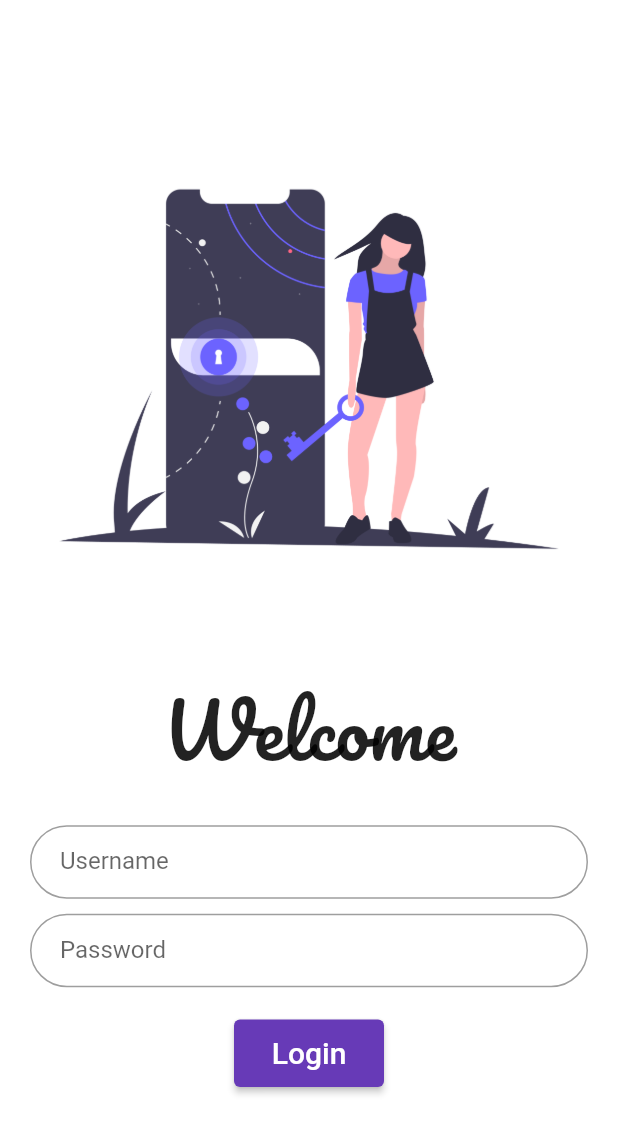
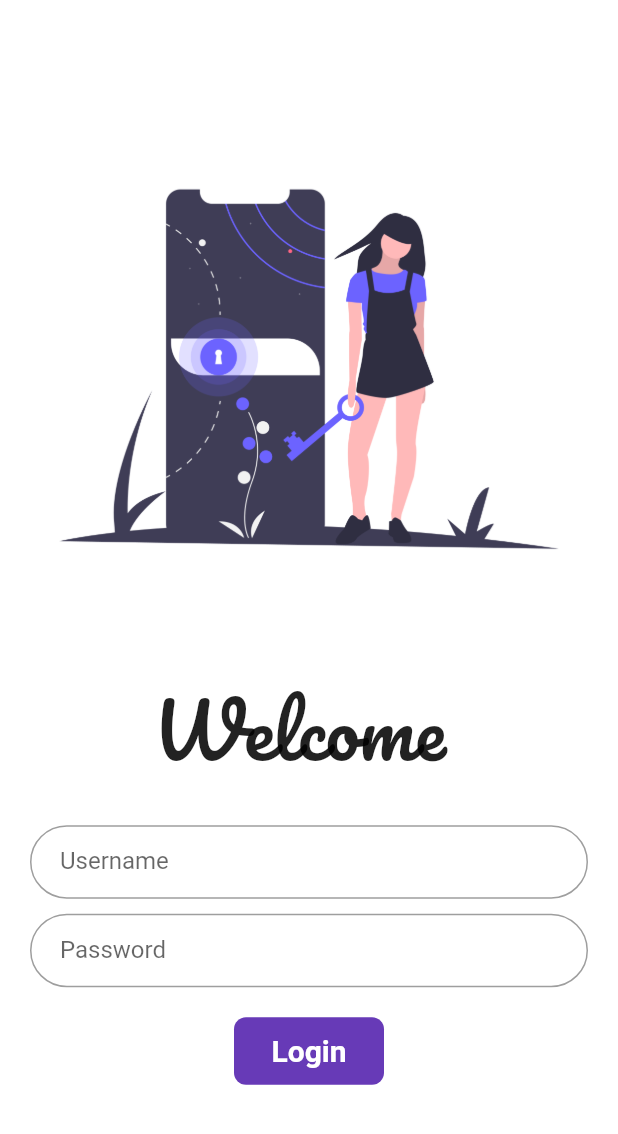
Before and after one commit to akshayhallagade/flutter_catalog, a Flutter app: the screen it shows after launch, on a phone screen of 412 x 824 dp. Shown: the top 1134 px of the screen. Run offline on Flutter 3.47's test engine with Material 2 defaults, Android fonts, the phone set to English and light mode, and no system bars; our stand-ins replace google_fonts.

Commit message:
Day6 Completed

```diff
--- a/lib/pages/login_page.dart
+++ b/lib/pages/login_page.dart
@@ -1,10 +1,20 @@
 // ignore_for_file: prefer_const_constructors
+
+import 'dart:ui';
 
 import "package:flutter/material.dart";
 import 'package:flutter_catalog/utilies/routes.dart';
 import 'package:google_fonts/google_fonts.dart';
 
-class LoginPage extends StatelessWidget {
+class LoginPage extends StatefulWidget {
+  @override
+  State<LoginPage> createState() => _LoginPageState();
+}
+
+class _LoginPageState extends State<LoginPage> {
+  String name = "";
+  bool changebutton = false;
+
   @override
   Widget build(BuildContext context) {
     return Material(
@@ -19,7 +29,7 @@ class LoginPage extends StatelessWidget {
             height: 50.0,
           ),
           Text(
-            "Welcome",
+            "Welcome $name",
             style: TextStyle(
               fontSize: 50,
               fontFamily: GoogleFonts.pacifico().fontFamily,
@@ -41,6 +51,10 @@ class LoginPage extends StatelessWidget {
                     border: OutlineInputBorder(
                         borderRadius: BorderRadius.circular(32.0)),
                   ),
+                  onChanged: (value) {
+                    name = value;
+                    setState(() {});
+                  },
                 ),
                 SizedBox(
                   height: 10.0,
@@ -61,15 +75,46 @@ class LoginPage extends StatelessWidget {
           SizedBox(
             height: 20.0,
           ),
-          ElevatedButton(
-            child: Text(
-              "Login",
-              style: TextStyle(fontSize: 20),
-            ),
-            style: TextButton.styleFrom(minimumSize: Size(100, 45)),
-            onPressed: () {
+          // ElevatedButton(
+          //   child: Text(
+          //     "Login",
+          //     style: TextStyle(fontSize: 20),
+          //   ),
+          //   style: TextButton.styleFrom(minimumSize: Size(100, 45)),
+          //   onPressed: () {
+          //     Navigator.pushNamed(context, MyRoutes.homeRoute);
+          //   },
+          // ),
+          InkWell(
+            onTap: () async {
+              setState(() {
+                changebutton = true;
+              });
+              await Future.delayed(Duration(seconds: 1));
               Navigator.pushNamed(context, MyRoutes.homeRoute);
             },
+            child: AnimatedContainer(
+                duration: Duration(seconds: 1),
+                width: changebutton ? 50 : 100,
+                height: 45,
+                child: changebutton
+                    ? Icon(
+                        Icons.done,
+                        color: Colors.white,
+                      )
+                    : Text(
+                        "Login",
+                        style: TextStyle(
+                            color: Colors.white,
+                            fontSize: 20,
+                            fontWeight: FontWeight.bold),
+                      ),
+                alignment: Alignment.center,
+                decoration: BoxDecoration(
+                  color: Colors.deepPurple,
+                  // shape: changebutton ? BoxShape.circle : BoxShape.rectangle,
+                  borderRadius: BorderRadius.circular(changebutton ? 50 : 8),
+                )),
           ),
         ],
       ),
```
